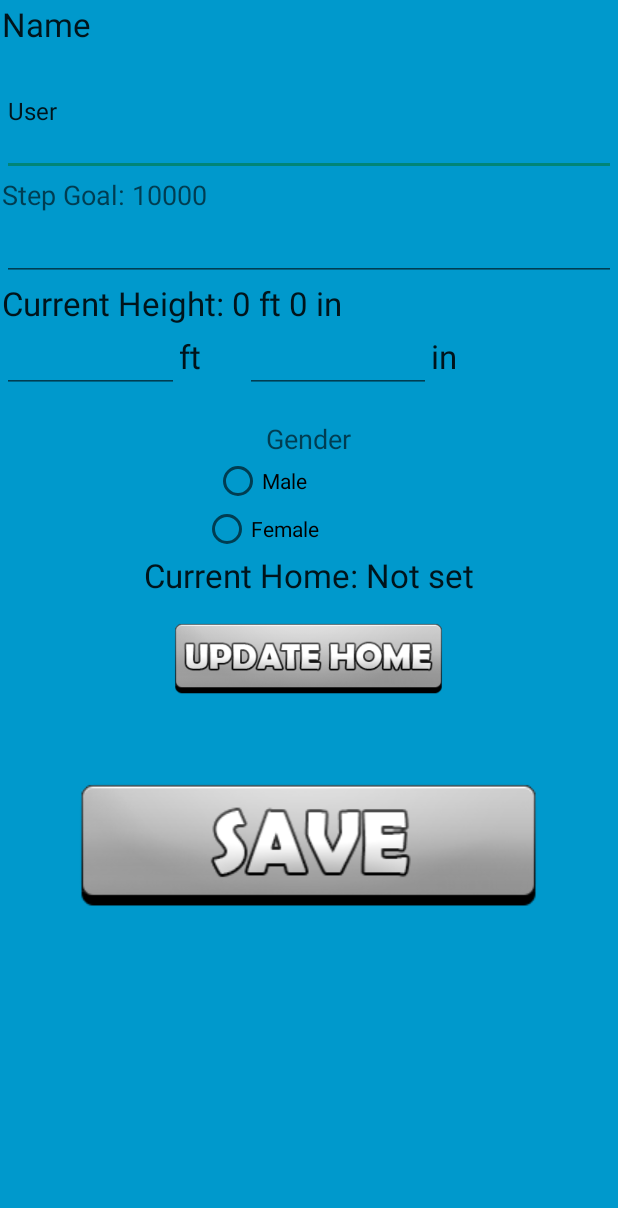
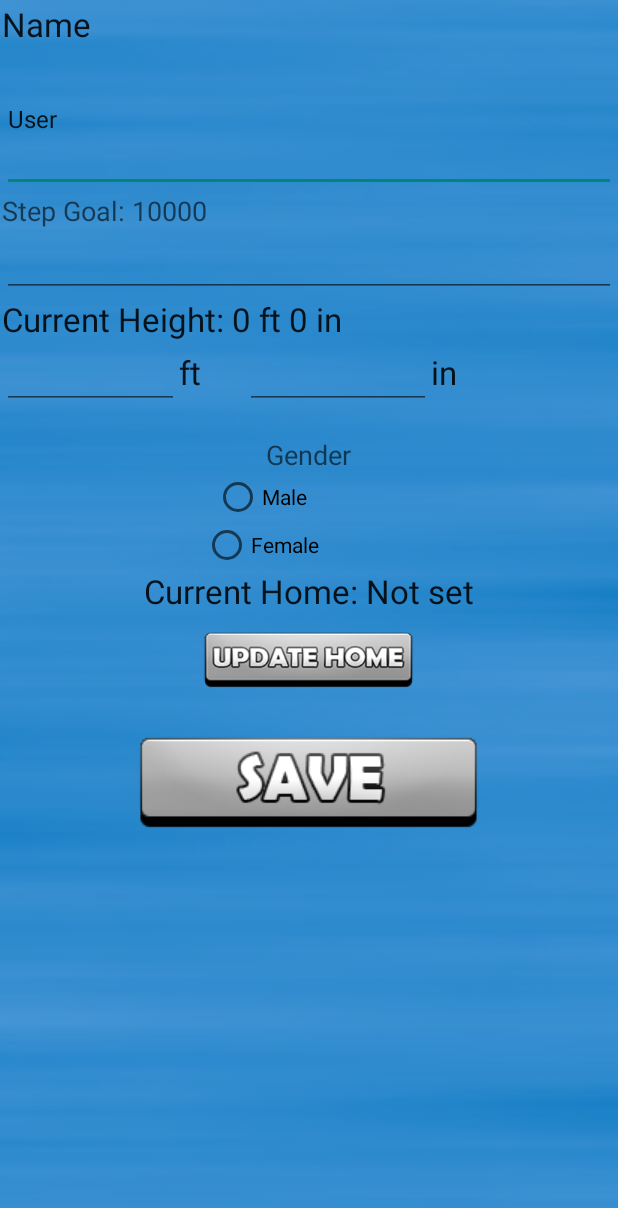
Before and after one commit to jdurbanek/NewWorld, an Android app: the MySettings screen opened directly, with no data from a screen before it, on a phone screen of 412 x 824 dp. Shown: the top 1208 px of the screen. Run offline under Robolectric (Android 15) with nearby library versions, the phone set to English and light mode, and no system bars.

Commit message:
Fixed some minor issues in settings and updated some buttons/backgrounds.

```diff
--- a/app/src/main/java/project/mobile/newworld/MainActivity.java
+++ b/app/src/main/java/project/mobile/newworld/MainActivity.java
@@ -43,7 +43,11 @@ public class MainActivity extends AppCompatActivity {
         String name = settings.getString("Name", "");
         //  Toast toast = Toast.makeText(getApplicationContext(), mac, Toast.LENGTH_LONG);
         // toast.show();
-        welcomeName.setText("    Welcome \n" + name);
+        if(!name.equals("")) {
+            welcomeName.setText(name + "!");
+        }else {
+            welcomeName.setText("");
+        }
         BroadcastReceiver br = new WifiBroadcastReceiver(getApplicationContext(), mac);
         IntentFilter intentFilter = new IntentFilter();
         intentFilter.addAction(WifiManager.SUPPLICANT_STATE_CHANGED_ACTION);
--- a/app/src/main/res/layout/activity_my_settings.xml
+++ b/app/src/main/res/layout/activity_my_settings.xml
@@ -9,7 +9,7 @@
     android:paddingTop="@dimen/activity_vertical_margin"
     tools:context="project.mobile.newworld.MySettings"
     android:padding = "1dp"
-    android:background="@android:color/holo_blue_dark"
+    android:background="@drawable/background"
     android:orientation="vertical"
     android:weightSum="1">
 
@@ -129,16 +129,20 @@
         android:layout_gravity="center_horizontal" />
 
     <ImageButton
-        android:layout_width="199dp"
-        android:layout_height="79dp"
+        android:layout_width="154dp"
+        android:layout_height="61dp"
+        android:padding = "20dp"
+        android:adjustViewBounds="true"
         android:background="@drawable/updatehome"
         android:id="@+id/updateHome"
+        android:scaleType="fitCenter"
         android:layout_gravity="center_horizontal"
         android:onClick = "updateMyWifi"/>
 
     <ImageButton
-        android:layout_width="339dp"
+        android:layout_width="wrap_content"
         android:layout_height="wrap_content"
+        android:padding = "10dp"
         android:background="@drawable/save"
         android:layout_gravity="center_horizontal"
         android:id="@+id/saveButton"
--- a/app/src/main/res/layout/activity_options_screen.xml
+++ b/app/src/main/res/layout/activity_options_screen.xml
@@ -9,7 +9,7 @@
     android:paddingRight="@dimen/activity_horizontal_margin"
     android:paddingTop="@dimen/activity_vertical_margin"
     android:padding = "1dp"
-    android:background="@android:color/holo_blue_dark"
+    android:background="@drawable/background"
     tools:context="project.mobile.newworld.OptionsScreen">
 
     <LinearLayout
@@ -21,7 +21,7 @@
 
         <ImageButton
             style="?android:attr/buttonStyleSmall"
-            android:layout_width="40dp"
+            android:layout_width="60dp"
             android:layout_height="40dp"
             android:background="@drawable/settingsgear"
             android:id="@+id/settings"
```
Also changed, not shown: app/src/main/java/project/mobile/newworld/MySettings.java (+4 -5 lines), app/src/main/res/layout/activity_main.xml (+17 -5 lines), app/src/main/res/drawable/background.png, app/src/main/res/drawable/base.png, app/src/main/res/drawable/battle.png, app/src/main/res/drawable/explore.png, app/src/main/res/drawable/launchbutton.png, app/src/main/res/drawable/save.png, app/src/main/res/drawable/updatehome.png.
